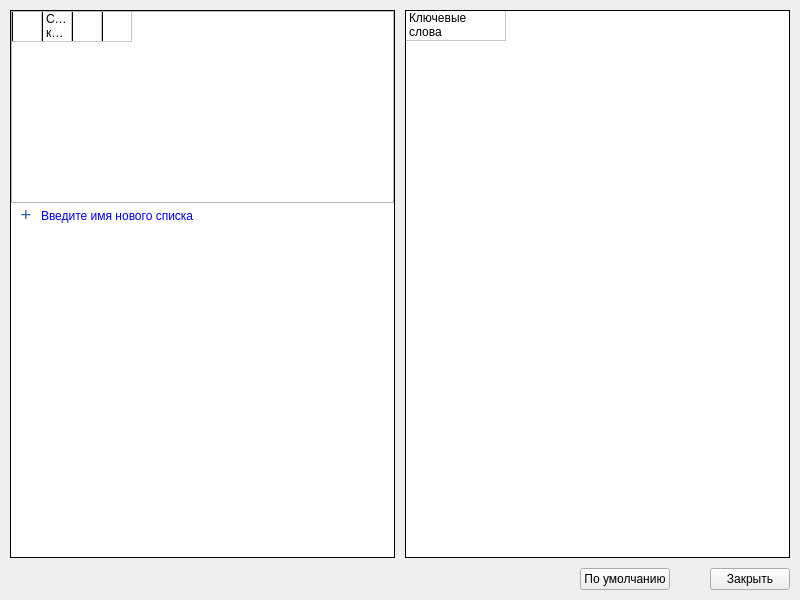
roGal1k/test-task-oxygen-qt, file dialog.ui: the form before one commit.
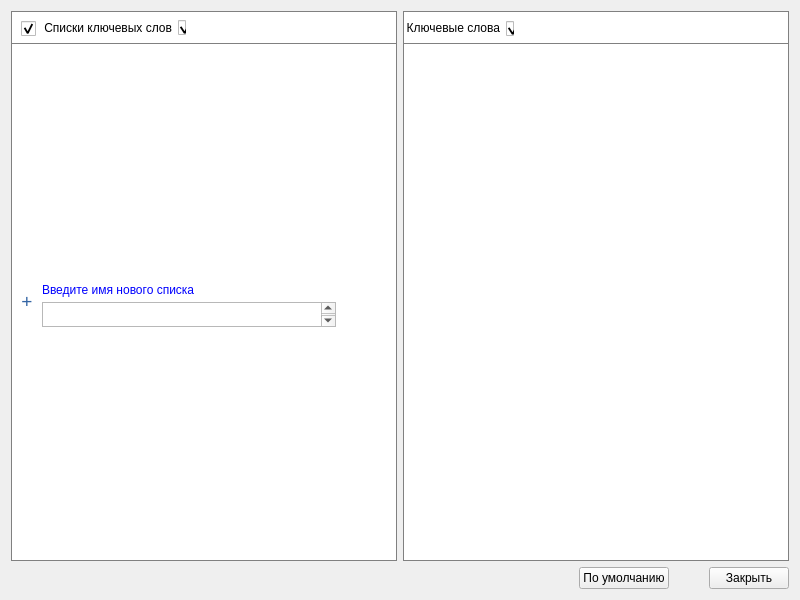
The form after the commit. Icons and pictures are not drawn.

```diff
--- a/dialog.ui
+++ b/dialog.ui
@@ -29,22 +29,10 @@
    <iconset resource="icon.qrc">
     <normaloff>:/new/icon/icon/widget_icon.png</normaloff>:/new/icon/icon/widget_icon.png</iconset>
   </property>
+  <property name="styleSheet">
+   <string notr="true"/>
+  </property>
   <layout class="QVBoxLayout" name="verticalLayout_5">
-   <property name="spacing">
-    <number>10</number>
-   </property>
-   <property name="leftMargin">
-    <number>10</number>
-   </property>
-   <property name="topMargin">
-    <number>10</number>
-   </property>
-   <property name="rightMargin">
-    <number>10</number>
-   </property>
-   <property name="bottomMargin">
-    <number>10</number>
-   </property>
    <item>
     <layout class="QHBoxLayout" name="horizontalLayout_2">
      <item>
@@ -52,7 +40,7 @@
        <property name="styleSheet">
         <string notr="true">QGroupBox
 {
-border: 1px solid;
+border: 1px solid grey;
 background-color: white;
 }</string>
        </property>
@@ -75,6 +63,239 @@
         <property name="bottomMargin">
          <number>0</number>
         </property>
+        <item>
+         <widget class="QGroupBox" name="top_pannel">
+          <property name="styleSheet">
+           <string notr="true">QGroupBox
+{
+border: none;
+border-bottom: 1px solid grey;
+background-color: white;
+}</string>
+          </property>
+          <property name="title">
+           <string/>
+          </property>
+          <layout class="QHBoxLayout" name="horizontalLayout_4">
+           <property name="spacing">
+            <number>0</number>
+           </property>
+           <property name="leftMargin">
+            <number>0</number>
+           </property>
+           <property name="topMargin">
+            <number>0</number>
+           </property>
+           <property name="rightMargin">
+            <number>0</number>
+           </property>
+           <property name="bottomMargin">
+            <number>0</number>
+           </property>
+           <item>
+            <widget class="QCheckBox" name="allChecked">
+             <property name="minimumSize">
+              <size>
+               <width>30</width>
+               <height>30</height>
+              </size>
+             </property>
+             <property name="maximumSize">
+              <size>
+               <width>30</width>
+               <height>16777215</height>
+              </size>
+             </property>
+             <property name="cursor">
+              <cursorShape>PointingHandCursor</cursorShape>
+             </property>
+             <property name="styleSheet">
+              <string notr="true">QCheckBox 
+{ 
+
+} 
+QCheckBox::indicator
+{ 
+subcontrol-origin: content; 
+subcontrol-position: center;
+    width: 15px;
+    height: 15px;
+} 
+
+QCheckBox::indicator:checked {
+    image: url(:/new/icon/icon/checkbox_normal_actived.png);
+}
+
+QCheckBox::indicator:unchecked {
+    image: url(:/new/icon/icon/checkbox_normal_unactived.png);
+}
+QCheckBox::indicator:checked:hover {
+    image: url(:/new/icon/icon/checkbox_hover_actived.png);
+}
+
+QCheckBox::indicator:unchecked:hover {
+    image: url(:/new/icon/icon/checkbox_hover_unactived.png);
+}</string>
+             </property>
+             <property name="text">
+              <string notr="true"/>
+             </property>
+             <property name="checked">
+              <bool>true</bool>
+             </property>
+             <property name="tristate">
+              <bool>false</bool>
+             </property>
+            </widget>
+           </item>
+           <item>
+            <widget class="QCheckBox" name="sort_table">
+             <property name="layoutDirection">
+              <enum>Qt::RightToLeft</enum>
+             </property>
+             <property name="styleSheet">
+              <string notr="true">QCheckBox::indicator {
+    width: 8px;
+    height: 15px;
+}
+QCheckBox::indicator:checked {
+    image: url(:/new/icon/icon/sort_actived.png);
+}
+
+QCheckBox::indicator:unchecked {
+    image: url(:/new/icon/icon/sort_unactived.png);
+}</string>
+             </property>
+             <property name="text">
+              <string>Списки ключевых слов</string>
+             </property>
+             <property name="checked">
+              <bool>true</bool>
+             </property>
+            </widget>
+           </item>
+           <item>
+            <spacer name="horizontalSpacer_5">
+             <property name="orientation">
+              <enum>Qt::Horizontal</enum>
+             </property>
+             <property name="sizeHint" stdset="0">
+              <size>
+               <width>40</width>
+               <height>20</height>
+              </size>
+             </property>
+            </spacer>
+           </item>
+           <item>
+            <widget class="QPushButton" name="import_2">
+             <property name="minimumSize">
+              <size>
+               <width>30</width>
+               <height>30</height>
+              </size>
+             </property>
+             <property name="maximumSize">
+              <size>
+               <width>30</width>
+               <height>16777215</height>
+              </size>
+             </property>
+             <property name="cursor">
+              <cursorShape>PointingHandCursor</cursorShape>
+             </property>
+             <property name="toolTip">
+              <string>&lt;html&gt;&lt;head/&gt;&lt;body&gt;&lt;p&gt;&lt;span style=&quot; color:#000000;&quot;&gt;Импорт списка&lt;/span&gt;&lt;/p&gt;&lt;/body&gt;&lt;/html&gt;</string>
+             </property>
+             <property name="styleSheet">
+              <string notr="true">QPushButton
+{
+border: none;
+background: none;
+width: 18px;
+height: 20px;
+}
+
+QPushButton:hover
+{
+}
+
+QPushButton:pressed
+{
+}
+</string>
+             </property>
+             <property name="text">
+              <string/>
+             </property>
+             <property name="icon">
+              <iconset resource="icon.qrc">
+               <normaloff>:/new/icon/icon/actived_add.png</normaloff>:/new/icon/icon/actived_add.png</iconset>
+             </property>
+             <property name="iconSize">
+              <size>
+               <width>17</width>
+               <height>20</height>
+              </size>
+             </property>
+            </widget>
+           </item>
+           <item>
+            <widget class="QPushButton" name="export_2">
+             <property name="minimumSize">
+              <size>
+               <width>30</width>
+               <height>30</height>
+              </size>
+             </property>
+             <property name="maximumSize">
+              <size>
+               <width>30</width>
+               <height>16777215</height>
+              </size>
+             </property>
+             <property name="cursor">
+              <cursorShape>PointingHandCursor</cursorShape>
+             </property>
+             <property name="toolTip">
+              <string>&lt;html&gt;&lt;head/&gt;&lt;body&gt;&lt;p&gt;&lt;span style=&quot; color:#000000;&quot;&gt;Экспорт списка&lt;/span&gt;&lt;/p&gt;&lt;/body&gt;&lt;/html&gt;</string>
+             </property>
+             <property name="styleSheet">
+              <string notr="true">QPushButton
+{
+border: none;
+background: none;
+width: 18px;
+height: 20px;
+}
+
+QPushButton:hover
+{
+}
+
+QPushButton:pressed
+{
+}
+</string>
+             </property>
+             <property name="text">
+              <string/>
+             </property>
+             <property name="icon">
+              <iconset resource="icon.qrc">
+               <normaloff>:/new/icon/icon/actived_export.png</normaloff>:/new/icon/icon/actived_export.png</iconset>
+             </property>
+             <property name="iconSize">
+              <size>
+               <width>17</width>
+               <height>20</height>
+              </size>
+             </property>
+            </widget>
+           </item>
+          </layout>
+         </widget>
+        </item>
         <item>
          <widget class="QTableWidget" name="tableWidget">
           <property name="minimumSize">
@@ -92,12 +313,19 @@
           <property name="styleSheet">
            <string notr="true">QTableWidget
 {
-&quot;border: transparent;&quot;
+border: transparent;
 }
 QTableView::item 
 {
- border-left: 1px solid black; 
-}</string>
+/* border-left: 1px solid black; */
+}
+QTableWidget::item{ selection-background-color: #bde0ff;}</string>
+          </property>
+          <property name="gridStyle">
+           <enum>Qt::NoPen</enum>
+          </property>
+          <property name="sortingEnabled">
+           <bool>true</bool>
           </property>
           <attribute name="horizontalHeaderVisible">
            <bool>false</bool>
@@ -120,11 +348,6 @@
           <attribute name="verticalHeaderDefaultSectionSize">
            <number>30</number>
           </attribute>
-          <row>
-           <property name="text">
-            <string>Новая строка</string>
-           </property>
-          </row>
           <column>
            <property name="text">
             <string>radio</string>
@@ -145,11 +368,6 @@
             <string>export</string>
            </property>
           </column>
-          <item row="0" column="1">
-           <property name="text">
-            <string>Списки ключевых слов</string>
-           </property>
-          </item>
          </widget>
         </item>
         <item>
@@ -192,20 +410,7 @@
               <property name="sizeHint" stdset="0">
                <size>
                 <width>30</width>
-                <height>25</height>
-               </size>
-              </property>
-             </spacer>
-            </item>
-            <item>
-             <spacer name="verticalSpacer_3">
-              <property name="orientation">
-               <enum>Qt::Vertical</enum>
-              </property>
-              <property name="sizeHint" stdset="0">
-               <size>
-                <width>20</width>
-                <height>40</height>
+                <height>0</height>
                </size>
               </property>
              </spacer>
@@ -264,10 +469,7 @@
              </widget>
             </item>
             <item>
-             <widget class="QLineEdit" name="lineEdit">
-              <property name="enabled">
-               <bool>false</bool>
-              </property>
+             <widget class="QTextEdit" name="textEdit">
               <property name="minimumSize">
                <size>
                 <width>0</width>
@@ -277,33 +479,18 @@
               <property name="maximumSize">
                <size>
                 <width>16777215</width>
-                <height>0</height>
+                <height>25</height>
                </size>
               </property>
-              <property name="styleSheet">
-               <string notr="true">QLineEdit
-{
-background-color: none; 
-border: none; 
-height: 0px; 
-max-height:0px;
-}</string>
+              <property name="html">
+               <string>&lt;!DOCTYPE HTML PUBLIC &quot;-//W3C//DTD HTML 4.0//EN&quot; &quot;http://www.w3.org/TR/REC-html40/strict.dtd&quot;&gt;
+&lt;html&gt;&lt;head&gt;&lt;meta name=&quot;qrichtext&quot; content=&quot;1&quot; /&gt;&lt;style type=&quot;text/css&quot;&gt;
+p, li { white-space: pre-wrap; }
+&lt;/style&gt;&lt;/head&gt;&lt;body style=&quot; font-family:'Ubuntu'; font-size:11pt; font-weight:400; font-style:normal;&quot;&gt;
+&lt;p style=&quot;-qt-paragraph-type:empty; margin-top:0px; margin-bottom:0px; margin-left:0px; margin-right:0px; -qt-block-indent:0; text-indent:0px;&quot;&gt;&lt;br /&gt;&lt;/p&gt;&lt;/body&gt;&lt;/html&gt;</string>
               </property>
              </widget>
             </item>
-            <item>
-             <spacer name="verticalSpacer">
-              <property name="orientation">
-               <enum>Qt::Vertical</enum>
-              </property>
-              <property name="sizeHint" stdset="0">
-               <size>
-                <width>20</width>
-                <height>40</height>
-               </size>
-              </property>
-             </spacer>
-            </item>
            </layout>
           </item>
           <item>
@@ -331,7 +518,7 @@
           </property>
           <property name="sizeHint" stdset="0">
            <size>
-            <width>20</width>
+            <width>0</width>
             <height>40</height>
            </size>
           </property>
@@ -345,7 +532,7 @@
        <property name="styleSheet">
         <string notr="true">QGroupBox
 {
-border: 1px solid;
+border: 1px solid grey;
 background-color: white;
 }</string>
        </property>
@@ -368,6 +555,83 @@
         <property name="bottomMargin">
          <number>0</number>
         </property>
+        <item>
+         <widget class="QGroupBox" name="groupBox_4">
+          <property name="styleSheet">
+           <string notr="true">QGroupBox
+{
+border: none;
+border-bottom: 1px solid grey;
+background-color: white;
+}</string>
+          </property>
+          <property name="title">
+           <string/>
+          </property>
+          <layout class="QHBoxLayout" name="horizontalLayout_5">
+           <property name="spacing">
+            <number>0</number>
+           </property>
+           <property name="leftMargin">
+            <number>0</number>
+           </property>
+           <property name="topMargin">
+            <number>0</number>
+           </property>
+           <property name="rightMargin">
+            <number>0</number>
+           </property>
+           <property name="bottomMargin">
+            <number>0</number>
+           </property>
+           <item>
+            <widget class="QCheckBox" name="checkBox_4">
+             <property name="minimumSize">
+              <size>
+               <width>0</width>
+               <height>30</height>
+              </size>
+             </property>
+             <property name="layoutDirection">
+              <enum>Qt::RightToLeft</enum>
+             </property>
+             <property name="styleSheet">
+              <string notr="true">QCheckBox::indicator {
+    width: 8px;
+    height: 15px;
+}
+QCheckBox::indicator:checked {
+    image: url(:/new/icon/icon/sort_actived.png);
+}
+
+QCheckBox::indicator:unchecked {
+    image: url(:/new/icon/icon/sort_unactived.png);
+}</string>
+             </property>
+             <property name="text">
+              <string>Ключевые слова</string>
+             </property>
+             <property name="checked">
+              <bool>true</bool>
+             </property>
+            </widget>
+           </item>
+           <item>
+            <spacer name="horizontalSpacer_6">
+             <property name="orientation">
+              <enum>Qt::Horizontal</enum>
+             </property>
+             <property name="sizeHint" stdset="0">
+              <size>
+               <width>40</width>
+               <height>20</height>
+              </size>
+             </property>
+            </spacer>
+           </item>
+          </layout>
+         </widget>
+        </item>
         <item>
          <widget class="QTableWidget" name="tableWidget_2">
           <property name="styleSheet">
@@ -380,27 +644,20 @@
 &quot; border: 1px solid black; &quot;
 }</string>
           </property>
+          <property name="gridStyle">
+           <enum>Qt::NoPen</enum>
+          </property>
           <attribute name="horizontalHeaderVisible">
            <bool>false</bool>
           </attribute>
           <attribute name="verticalHeaderVisible">
            <bool>false</bool>
           </attribute>
-          <row>
-           <property name="text">
-            <string>1</string>
-           </property>
-          </row>
           <column>
            <property name="text">
             <string>Ключевые слова</string>
            </property>
           </column>
-          <item row="0" column="0">
-           <property name="text">
-            <string>Ключевые слова</string>
-           </property>
-          </item>
          </widget>
         </item>
         <item>
@@ -410,7 +667,7 @@
           </property>
           <property name="sizeHint" stdset="0">
            <size>
-            <width>20</width>
+            <width>0</width>
             <height>40</height>
            </size>
           </property>
```
Left out of the diff: 8 changed lines with no effect on the pictures.
